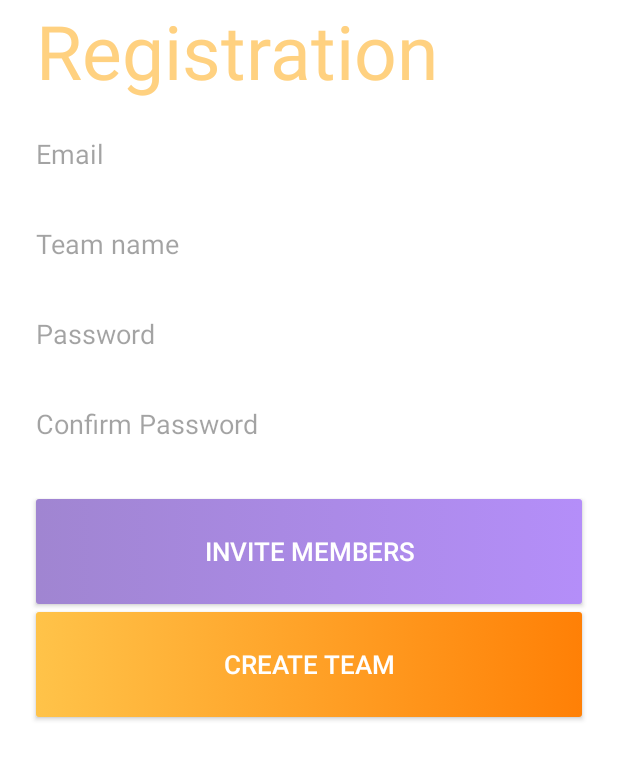
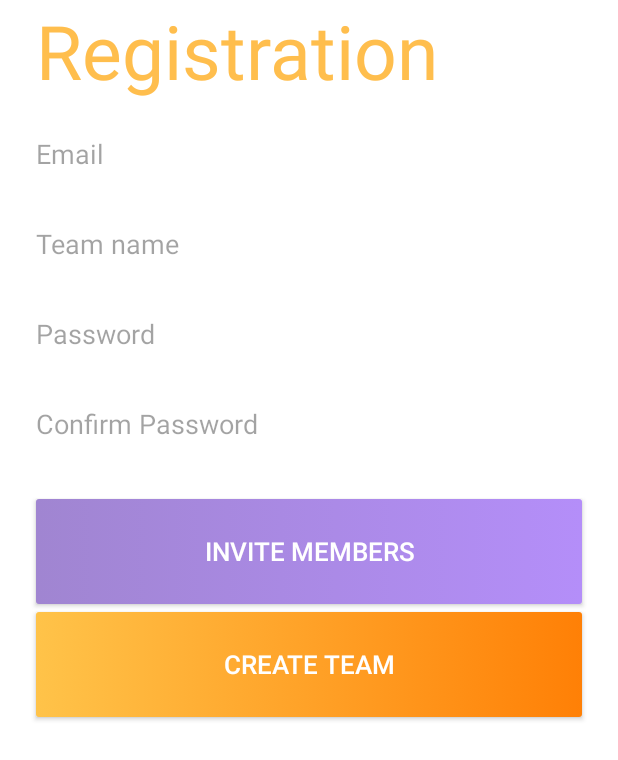
Before and after one commit to theoko/kallendr-android, an Android app: the RegisterActivity screen opened directly, with no data from a screen before it, on a phone screen of 412 x 824 dp. Shown: the top 760 px of the screen. Run offline under Robolectric (Android 15) with nearby library versions, the phone set to English and light mode, and no system bars; our stand-ins replace Firebase (no records; nobody signed in at launch, a user with empty details on screens opened directly).

Commit message:
frontend redesign

```diff
--- a/app/src/main/res/layout/activity_register.xml
+++ b/app/src/main/res/layout/activity_register.xml
@@ -10,7 +10,7 @@
 
     <TextView
         android:id="@+id/pageTitle"
-        android:alpha="0.5"
+        android:alpha="0.7"
         android:layout_width="match_parent"
         android:layout_height="wrap_content"
         android:textColor="@color/colorBackground"
@@ -26,7 +26,7 @@
         android:layout_marginTop="10sp"
         android:layout_marginEnd="24dp"
         android:alpha="0.6"
-        android:textColor="@android:color/white"
+        android:textColor="@android:color/black"
         android:background="@android:color/transparent"
         android:hint="@string/email"
         android:inputType="textEmailAddress" />
@@ -39,7 +39,7 @@
         android:layout_marginTop="10sp"
         android:layout_marginEnd="24dp"
         android:alpha="0.6"
-        android:textColor="@android:color/white"
+        android:textColor="@android:color/black"
         android:background="@android:color/transparent"
         android:hint="@string/team_name" />
 
@@ -51,7 +51,7 @@
         android:layout_marginTop="10sp"
         android:layout_marginEnd="24dp"
         android:alpha="0.6"
-        android:textColor="@android:color/white"
+        android:textColor="@android:color/black"
         android:background="@android:color/transparent"
         android:hint="@string/password"
         android:inputType="textPassword" />
@@ -64,7 +64,7 @@
         android:layout_marginTop="10sp"
         android:layout_marginEnd="24dp"
         android:alpha="0.6"
-        android:textColor="@android:color/white"
+        android:textColor="@android:color/black"
         android:background="@android:color/transparent"
         android:hint="@string/confirm_password"
         android:inputType="textPassword" />
```
